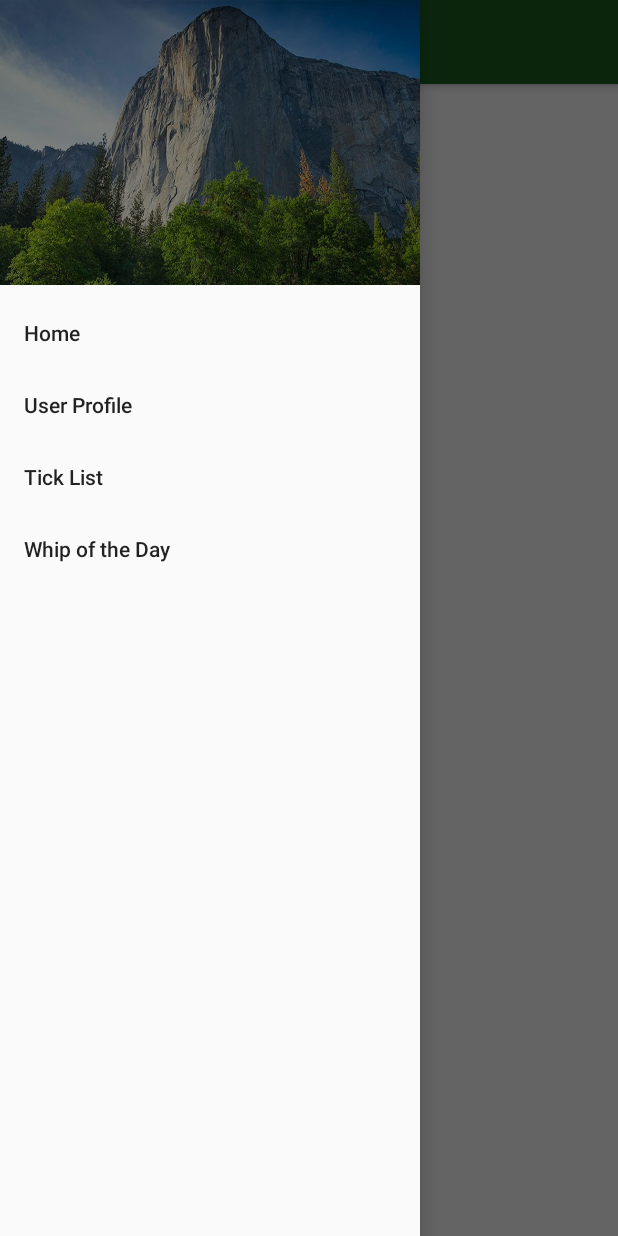
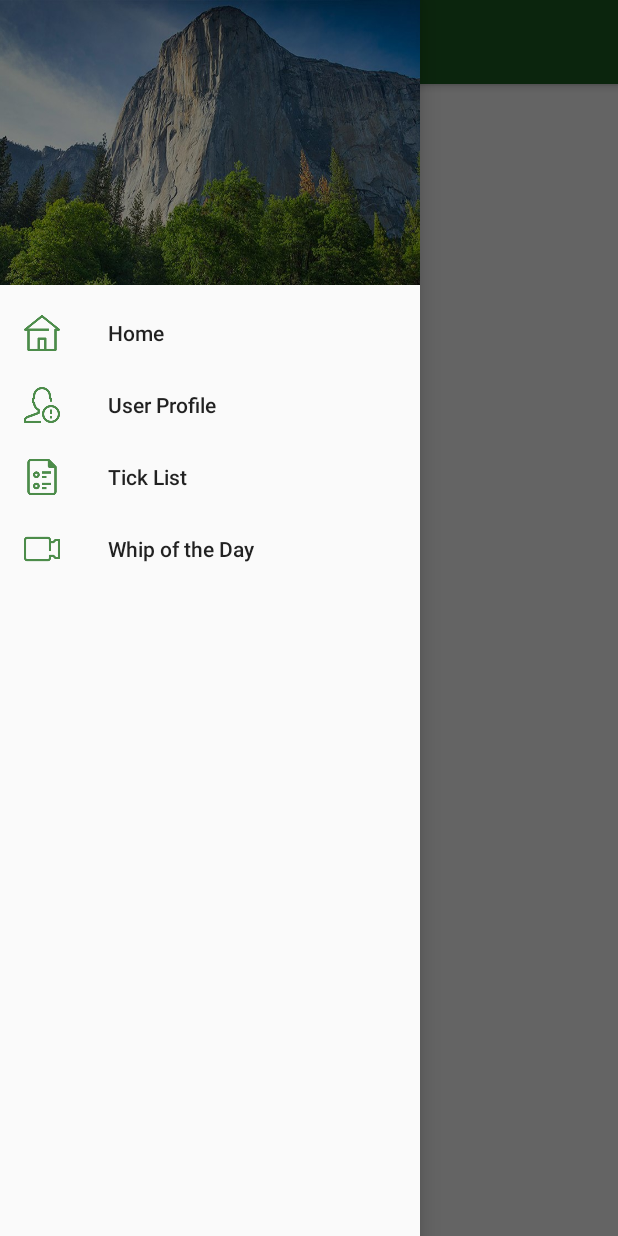
Before and after one commit to seniark/sent, an Android app: the HomeActivity screen opened directly, with no data from a screen before it, with the side drawer open, on a phone screen of 412 x 824 dp. Run offline under Robolectric (Android 15) with nearby library versions, the phone set to English and light mode, and no system bars; our stand-ins replace Firebase (no records; nobody signed in at launch, a user with empty details on screens opened directly).

Commit message:
Add nav drawer icons, fix activity titles

```diff
--- a/app/build.gradle
+++ b/app/build.gradle
@@ -29,8 +29,8 @@ dependencies {
     testImplementation 'junit:junit:4.12'
     androidTestImplementation 'com.android.support.test:runner:1.0.1'
     compile 'com.android.support:design:26.1.0'
+    implementation 'com.github.bumptech.glide:glide:4.1.0'
     androidTestImplementation 'com.android.support.test.espresso:espresso-core:3.0.1'
-    implementation 'com.github.bumptech.glide:glide:4.1.0'
     annotationProcessor 'com.github.bumptech.glide:compiler:4.1.0'
 }
 
--- a/app/src/main/java/com/example/proj/sent/HomeActivity.java
+++ b/app/src/main/java/com/example/proj/sent/HomeActivity.java
@@ -13,6 +13,6 @@ public class HomeActivity extends BaseNavDrawerActivity{
         FrameLayout contentFrameLayout = (FrameLayout) findViewById(R.id.content_frame);
         getLayoutInflater().inflate(R.layout.activity_home, contentFrameLayout);
 
-
+        getSupportActionBar().setTitle("Home");
     }
 }
--- a/app/src/main/java/com/example/proj/sent/TickListActivity.java
+++ b/app/src/main/java/com/example/proj/sent/TickListActivity.java
@@ -30,6 +30,8 @@ public class TickListActivity extends BaseNavDrawerActivity {
         super.onCreate(savedInstanceState);
         FrameLayout contentFrameLayout = findViewById(R.id.content_frame);
         getLayoutInflater().inflate(R.layout.activity_tick_list, contentFrameLayout);
+
+        getSupportActionBar().setTitle("Tick List");
 
         mTickList = new ArrayList<>();
         //loadCardImage();
--- a/app/src/main/java/com/example/proj/sent/UserProfileActivity.java
+++ b/app/src/main/java/com/example/proj/sent/UserProfileActivity.java
@@ -24,6 +24,8 @@ public class UserProfileActivity extends BaseNavDrawerActivity {
         FrameLayout contentFrameLayout = (FrameLayout) findViewById(R.id.content_frame);
         getLayoutInflater().inflate(R.layout.activity_user_profile, contentFrameLayout);
 
+        getSupportActionBar().setTitle("User Profile");
+
         name = findViewById(R.id.name_text);
         name.setText("Hello, " + FirebaseAuth.getInstance().getCurrentUser().getDisplayName());
     }
--- a/app/src/main/java/com/example/proj/sent/WODActivity.java
+++ b/app/src/main/java/com/example/proj/sent/WODActivity.java
@@ -11,5 +11,7 @@ public class WODActivity extends BaseNavDrawerActivity {
         super.onCreate(savedInstanceState);
         FrameLayout contentFrameLayout = (FrameLayout) findViewById(R.id.content_frame);
         getLayoutInflater().inflate(R.layout.activity_wod, contentFrameLayout);
+
+        getSupportActionBar().setTitle("Whip of the Day");
     }
 }
--- a/app/src/main/res/layout/activity_tick_list.xml
+++ b/app/src/main/res/layout/activity_tick_list.xml
@@ -30,9 +30,6 @@
             android:layout_width="match_parent"
             android:layout_height="match_parent"
             android:layout_below="@id/my_toolbar">
-
-
-
         </android.support.v7.widget.RecyclerView>
 
     </RelativeLayout>
--- a/app/src/main/res/menu/drawer_menu.xml
+++ b/app/src/main/res/menu/drawer_menu.xml
@@ -4,16 +4,20 @@
         <item
             android:id="@+id/item1"
             android:title="Home"
+            android:icon="@drawable/house"
             />
         <item
             android:id="@+id/item2"
             android:title="User Profile"
+            android:icon="@drawable/user_profile"
             />
         <item android:id="@+id/item3"
             android:title="Tick List"
+            android:icon="@drawable/list"
             />
         <item android:id="@+id/item4"
             android:title="Whip of the Day"
+            android:icon="@drawable/video"
             />
     </group>
 </menu>
```
Also changed, not shown: app/src/main/res/drawable/house.png (added), app/src/main/res/drawable/list.png (added), app/src/main/res/drawable/user_profile.png (added), app/src/main/res/drawable/video.png (added).
